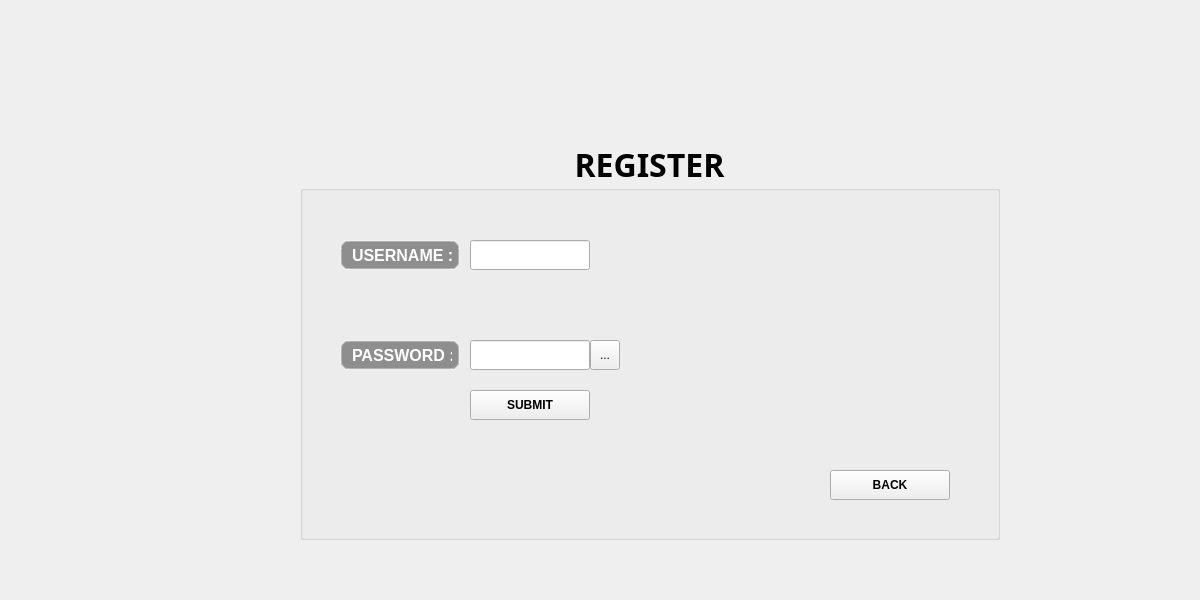
The window that 3_Solution/Client/frontend/registerwindow.ui (albudimitrie/travel-app) describes before a commit, drawn with Qt 5.
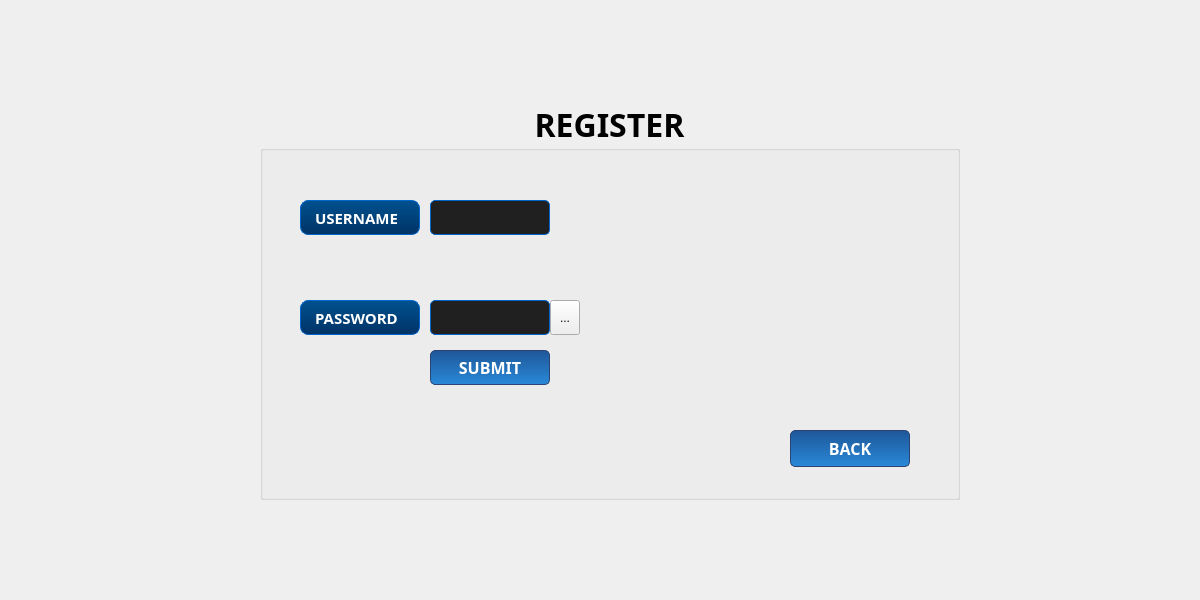
The same window after the commit. Icons and pictures are not drawn.

```diff
--- a/3_Solution/Client/frontend/registerwindow.ui
+++ b/3_Solution/Client/frontend/registerwindow.ui
@@ -31,8 +31,8 @@
    <widget class="QGroupBox" name="groupBox">
     <property name="geometry">
      <rect>
-      <x>300</x>
-      <y>140</y>
+      <x>260</x>
+      <y>100</y>
       <width>700</width>
       <height>400</height>
      </rect>
@@ -59,7 +59,7 @@
        <x>40</x>
        <y>100</y>
        <width>120</width>
-       <height>30</height>
+       <height>35</height>
       </rect>
      </property>
      <property name="palette">
@@ -75,12 +75,23 @@
          </brush>
         </colorrole>
         <colorrole role="Button">
-         <brush brushstyle="SolidPattern">
-          <color alpha="102">
-           <red>0</red>
-           <green>0</green>
-           <blue>0</blue>
-          </color>
+         <brush brushstyle="LinearGradientPattern">
+          <gradient startx="0.000000000000000" starty="0.000000000000000" endx="0.000000000000000" endy="1.000000000000000" type="LinearGradient" spread="PadSpread" coordinatemode="ObjectBoundingMode">
+           <gradientstop position="0.000000000000000">
+            <color alpha="255">
+             <red>0</red>
+             <green>81</green>
+             <blue>143</blue>
+            </color>
+           </gradientstop>
+           <gradientstop position="1.000000000000000">
+            <color alpha="255">
+             <red>0</red>
+             <green>51</green>
+             <blue>102</blue>
+            </color>
+           </gradientstop>
+          </gradient>
          </brush>
         </colorrole>
         <colorrole role="Text">
@@ -102,21 +113,43 @@
          </brush>
         </colorrole>
         <colorrole role="Base">
-         <brush brushstyle="SolidPattern">
-          <color alpha="102">
-           <red>0</red>
-           <green>0</green>
-           <blue>0</blue>
-          </color>
+         <brush brushstyle="LinearGradientPattern">
+          <gradient startx="0.000000000000000" starty="0.000000000000000" endx="0.000000000000000" endy="1.000000000000000" type="LinearGradient" spread="PadSpread" coordinatemode="ObjectBoundingMode">
+           <gradientstop position="0.000000000000000">
+            <color alpha="255">
+             <red>0</red>
+             <green>81</green>
+             <blue>143</blue>
+            </color>
+           </gradientstop>
+           <gradientstop position="1.000000000000000">
+            <color alpha="255">
+             <red>0</red>
+             <green>51</green>
+             <blue>102</blue>
+            </color>
+           </gradientstop>
+          </gradient>
          </brush>
         </colorrole>
         <colorrole role="Window">
-         <brush brushstyle="SolidPattern">
-          <color alpha="102">
-           <red>0</red>
-           <green>0</green>
-           <blue>0</blue>
-          </color>
+         <brush brushstyle="LinearGradientPattern">
+          <gradient startx="0.000000000000000" starty="0.000000000000000" endx="0.000000000000000" endy="1.000000000000000" type="LinearGradient" spread="PadSpread" coordinatemode="ObjectBoundingMode">
+           <gradientstop position="0.000000000000000">
+            <color alpha="255">
+             <red>0</red>
+             <green>81</green>
+             <blue>143</blue>
+            </color>
+           </gradientstop>
+           <gradientstop position="1.000000000000000">
+            <color alpha="255">
+             <red>0</red>
+             <green>51</green>
+             <blue>102</blue>
+            </color>
+           </gradientstop>
+          </gradient>
          </brush>
         </colorrole>
         <colorrole role="PlaceholderText">
@@ -140,12 +173,23 @@
          </brush>
         </colorrole>
         <colorrole role="Button">
-         <brush brushstyle="SolidPattern">
-          <color alpha="102">
-           <red>0</red>
-           <green>0</green>
-           <blue>0</blue>
-          </color>
+         <brush brushstyle="LinearGradientPattern">
+          <gradient startx="0.000000000000000" starty="0.000000000000000" endx="0.000000000000000" endy="1.000000000000000" type="LinearGradient" spread="PadSpread" coordinatemode="ObjectBoundingMode">
+           <gradientstop position="0.000000000000000">
+            <color alpha="255">
+             <red>0</red>
+             <green>81</green>
+             <blue>143</blue>
+            </color>
+           </gradientstop>
+           <gradientstop position="1.000000000000000">
+            <color alpha="255">
+             <red>0</red>
+             <green>51</green>
+             <blue>102</blue>
+            </color>
+           </gradientstop>
+          </gradient>
          </brush>
         </colorrole>
         <colorrole role="Text">
@@ -167,21 +211,43 @@
          </brush>
         </colorrole>
         <colorrole role="Base">
-         <brush brushstyle="SolidPattern">
-          <color alpha="102">
-           <red>0</red>
-           <green>0</green>
-           <blue>0</blue>
-          </color>
+         <brush brushstyle="LinearGradientPattern">
+          <gradient startx="0.000000000000000" starty="0.000000000000000" endx="0.000000000000000" endy="1.000000000000000" type="LinearGradient" spread="PadSpread" coordinatemode="ObjectBoundingMode">
+           <gradientstop position="0.000000000000000">
+            <color alpha="255">
+             <red>0</red>
+             <green>81</green>
+             <blue>143</blue>
+            </color>
+           </gradientstop>
+           <gradientstop position="1.000000000000000">
+            <color alpha="255">
+             <red>0</red>
+             <green>51</green>
+             <blue>102</blue>
+            </color>
+           </gradientstop>
+          </gradient>
          </brush>
         </colorrole>
         <colorrole role="Window">
-         <brush brushstyle="SolidPattern">
-          <color alpha="102">
-           <red>0</red>
-           <green>0</green>
-           <blue>0</blue>
-          </color>
+         <brush brushstyle="LinearGradientPattern">
+          <gradient startx="0.000000000000000" starty="0.000000000000000" endx="0.000000000000000" endy="1.000000000000000" type="LinearGradient" spread="PadSpread" coordinatemode="ObjectBoundingMode">
+           <gradientstop position="0.000000000000000">
+            <color alpha="255">
+             <red>0</red>
+             <green>81</green>
+             <blue>143</blue>
+            </color>
+           </gradientstop>
+           <gradientstop position="1.000000000000000">
+            <color alpha="255">
+             <red>0</red>
+             <green>51</green>
+             <blue>102</blue>
+            </color>
+           </gradientstop>
+          </gradient>
          </brush>
         </colorrole>
         <colorrole role="PlaceholderText">
@@ -205,12 +271,23 @@
          </brush>
         </colorrole>
         <colorrole role="Button">
-         <brush brushstyle="SolidPattern">
-          <color alpha="102">
-           <red>0</red>
-           <green>0</green>
-           <blue>0</blue>
-          </color>
+         <brush brushstyle="LinearGradientPattern">
+          <gradient startx="0.000000000000000" starty="0.000000000000000" endx="0.000000000000000" endy="1.000000000000000" type="LinearGradient" spread="PadSpread" coordinatemode="ObjectBoundingMode">
+           <gradientstop position="0.000000000000000">
+            <color alpha="255">
+             <red>0</red>
+             <green>81</green>
+             <blue>143</blue>
+            </color>
+           </gradientstop>
+           <gradientstop position="1.000000000000000">
+            <color alpha="255">
+             <red>0</red>
+             <green>51</green>
+             <blue>102</blue>
+            </color>
+           </gradientstop>
+          </gradient>
          </brush>
         </colorrole>
         <colorrole role="Text">
@@ -232,21 +309,43 @@
          </brush>
         </colorrole>
         <colorrole role="Base">
-         <brush brushstyle="SolidPattern">
-          <color alpha="102">
-           <red>0</red>
-           <green>0</green>
-           <blue>0</blue>
-          </color>
+         <brush brushstyle="LinearGradientPattern">
+          <gradient startx="0.000000000000000" starty="0.000000000000000" endx="0.000000000000000" endy="1.000000000000000" type="LinearGradient" spread="PadSpread" coordinatemode="ObjectBoundingMode">
+           <gradientstop position="0.000000000000000">
+            <color alpha="255">
+             <red>0</red>
+             <green>81</green>
+             <blue>143</blue>
+            </color>
+           </gradientstop>
+           <gradientstop position="1.000000000000000">
+            <color alpha="255">
+             <red>0</red>
+             <green>51</green>
+             <blue>102</blue>
+            </color>
+           </gradientstop>
+          </gradient>
          </brush>
         </colorrole>
         <colorrole role="Window">
-         <brush brushstyle="SolidPattern">
-          <color alpha="102">
-           <red>0</red>
-           <green>0</green>
-           <blue>0</blue>
-          </color>
+         <brush brushstyle="LinearGradientPattern">
+          <gradient startx="0.000000000000000" starty="0.000000000000000" endx="0.000000000000000" endy="1.000000000000000" type="LinearGradient" spread="PadSpread" coordinatemode="ObjectBoundingMode">
+           <gradientstop position="0.000000000000000">
+            <color alpha="255">
+             <red>0</red>
+             <green>81</green>
+             <blue>143</blue>
+            </color>
+           </gradientstop>
+           <gradientstop position="1.000000000000000">
+            <color alpha="255">
+             <red>0</red>
+             <green>51</green>
+             <blue>102</blue>
+            </color>
+           </gradientstop>
+          </gradient>
          </brush>
         </colorrole>
         <colorrole role="PlaceholderText">
@@ -263,33 +362,25 @@
      </property>
      <property name="font">
       <font>
-       <family>Segoe UI</family>
-       <pointsize>-1</pointsize>
+       <family>8514oem</family>
+       <pointsize>11</pointsize>
        <bold>true</bold>
       </font>
      </property>
      <property name="styleSheet">
-      <string notr="true">QLabel {
-    border: 2px solid rgba(255, 255, 255, 0.3); /* Linie albă semi-transparentă */
-    border-radius: 8px; /* Colțuri ușor rotunjite */
-    background-color: rgba(0, 0, 0, 0.4); /* Fundal negru semi-transparent */
-    padding: 6px;
-    color: white; /* Text alb pentru contrast */
-    font-size: 16px;
+      <string notr="true">QLabel#label {
+    background-color: qlineargradient(x1:0, y1:0, x2:0, y2:1, stop:0 #00518F, stop:1 #003366);
+    border: 1px solid #0066cc;
+    border-radius: 8px;
+    padding: 5px 10px;
+    color: white;
     font-weight: bold;
-    font-family: &quot;Segoe UI&quot;, Arial, sans-serif;
-}
-
-/* Stil pentru etichetele importante, ex: PASSWORD */
-QLabel[highlight=&quot;true&quot;] {
-    color: #ff4444; /* Roșu subtil */
-    font-size: 14px;
-    font-weight: bold;
-}
-</string>
+    font-size: 11pt;
+    text-align: center;
+}</string>
      </property>
      <property name="text">
-      <string>USERNAME :</string>
+      <string>USERNAME</string>
      </property>
     </widget>
     <widget class="QLabel" name="label_2">
@@ -298,7 +389,7 @@
        <x>40</x>
        <y>200</y>
        <width>120</width>
-       <height>30</height>
+       <height>35</height>
       </rect>
      </property>
      <property name="palette">
@@ -314,12 +405,23 @@
          </brush>
         </colorrole>
         <colorrole role="Button">
-         <brush brushstyle="SolidPattern">
-          <color alpha="102">
-           <red>0</red>
-           <green>0</green>
-           <blue>0</blue>
-          </color>
+         <brush brushstyle="LinearGradientPattern">
+          <gradient startx="0.000000000000000" starty="0.000000000000000" endx="0.000000000000000" endy="1.000000000000000" type="LinearGradient" spread="PadSpread" coordinatemode="ObjectBoundingMode">
+           <gradientstop position="0.000000000000000">
+            <color alpha="255">
+             <red>0</red>
+             <green>81</green>
+             <blue>143</blue>
+            </color>
+           </gradientstop>
+           <gradientstop position="1.000000000000000">
+            <color alpha="255">
+             <red>0</red>
+             <green>51</green>
+             <blue>102</blue>
+            </color>
+           </gradientstop>
+          </gradient>
          </brush>
         </colorrole>
         <colorrole role="Text">
@@ -341,21 +443,43 @@
          </brush>
         </colorrole>
         <colorrole role="Base">
-         <brush brushstyle="SolidPattern">
-          <color alpha="102">
-           <red>0</red>
-           <green>0</green>
-           <blue>0</blue>
-          </color>
+         <brush brushstyle="LinearGradientPattern">
+          <gradient startx="0.000000000000000" starty="0.000000000000000" endx="0.000000000000000" endy="1.000000000000000" type="LinearGradient" spread="PadSpread" coordinatemode="ObjectBoundingMode">
+           <gradientstop position="0.000000000000000">
+            <color alpha="255">
+             <red>0</red>
+             <green>81</green>
+             <blue>143</blue>
+            </color>
+           </gradientstop>
+           <gradientstop position="1.000000000000000">
+            <color alpha="255">
+             <red>0</red>
+             <green>51</green>
+             <blue>102</blue>
+            </color>
+           </gradientstop>
+          </gradient>
          </brush>
         </colorrole>
         <colorrole role="Window">
-         <brush brushstyle="SolidPattern">
-          <color alpha="102">
-           <red>0</red>
-           <green>0</green>
-           <blue>0</blue>
-          </color>
+         <brush brushstyle="LinearGradientPattern">
+          <gradient startx="0.000000000000000" starty="0.000000000000000" endx="0.000000000000000" endy="1.000000000000000" type="LinearGradient" spread="PadSpread" coordinatemode="ObjectBoundingMode">
+           <gradientstop position="0.000000000000000">
+            <color alpha="255">
+             <red>0</red>
+             <green>81</green>
+             <blue>143</blue>
+            </color>
+           </gradientstop>
+           <gradientstop position="1.000000000000000">
+            <color alpha="255">
+             <red>0</red>
+             <green>51</green>
+             <blue>102</blue>
+            </color>
+           </gradientstop>
+          </gradient>
          </brush>
         </colorrole>
         <colorrole role="PlaceholderText">
@@ -379,12 +503,23 @@
          </brush>
         </colorrole>
         <colorrole role="Button">
-         <brush brushstyle="SolidPattern">
-          <color alpha="102">
-           <red>0</red>
-           <green>0</green>
-           <blue>0</blue>
-          </color>
+         <brush brushstyle="LinearGradientPattern">
+          <gradient startx="0.000000000000000" starty="0.000000000000000" endx="0.000000000000000" endy="1.000000000000000" type="LinearGradient" spread="PadSpread" coordinatemode="ObjectBoundingMode">
+           <gradientstop position="0.000000000000000">
+            <color alpha="255">
+             <red>0</red>
+             <green>81</green>
+             <blue>143</blue>
+            </color>
+           </gradientstop>
+           <gradientstop position="1.000000000000000">
+            <color alpha="255">
+             <red>0</red>
+             <green>51</green>
+             <blue>102</blue>
+            </color>
+           </gradientstop>
+          </gradient>
          </brush>
         </colorrole>
         <colorrole role="Text">
@@ -406,21 +541,43 @@
          </brush>
         </colorrole>
         <colorrole role="Base">
-         <brush brushstyle="SolidPattern">
-          <color alpha="102">
-           <red>0</red>
-           <green>0</green>
-           <blue>0</blue>
-          </color>
+         <brush brushstyle="LinearGradientPattern">
+          <gradient startx="0.000000000000000" starty="0.000000000000000" endx="0.000000000000000" endy="1.000000000000000" type="LinearGradient" spread="PadSpread" coordinatemode="ObjectBoundingMode">
+           <gradientstop position="0.000000000000000">
+            <color alpha="255">
+             <red>0</red>
+             <green>81</green>
+             <blue>143</blue>
+            </color>
+           </gradientstop>
+           <gradientstop position="1.000000000000000">
+            <color alpha="255">
+             <red>0</red>
+             <green>51</green>
+             <blue>102</blue>
+            </color>
+           </gradientstop>
+          </gradient>
          </brush>
         </colorrole>
         <colorrole role="Window">
-         <brush brushstyle="SolidPattern">
-          <color alpha="102">
-           <red>0</red>
-           <green>0</green>
-           <blue>0</blue>
-          </color>
+         <brush brushstyle="LinearGradientPattern">
+          <gradient startx="0.000000000000000" starty="0.000000000000000" endx="0.000000000000000" endy="1.000000000000000" type="LinearGradient" spread="PadSpread" coordinatemode="ObjectBoundingMode">
+           <gradientstop position="0.000000000000000">
+            <color alpha="255">
+             <red>0</red>
+             <green>81</green>
+             <blue>143</blue>
+            </color>
+           </gradientstop>
+           <gradientstop position="1.000000000000000">
+            <color alpha="255">
+             <red>0</red>
+             <green>51</green>
+             <blue>102</blue>
+            </color>
+           </gradientstop>
+          </gradient>
          </brush>
         </colorrole>
         <colorrole role="PlaceholderText">
@@ -444,12 +601,23 @@
          </brush>
         </colorrole>
         <colorrole role="Button">
-         <brush brushstyle="SolidPattern">
-          <color alpha="102">
-           <red>0</red>
-           <green>0</green>
-           <blue>0</blue>
-          </color>
+         <brush brushstyle="LinearGradientPattern">
+          <gradient startx="0.000000000000000" starty="0.000000000000000" endx="0.000000000000000" endy="1.000000000000000" type="LinearGradient" spread="PadSpread" coordinatemode="ObjectBoundingMode">
+           <gradientstop position="0.000000000000000">
+            <color alpha="255">
+             <red>0</red>
+             <green>81</green>
+             <blue>143</blue>
+            </color>
+           </gradientstop>
+           <gradientstop position="1.000000000000000">
+            <color alpha="255">
+             <red>0</red>
+             <green>51</green>
+             <blue>102</blue>
+            </color>
+           </gradientstop>
+          </gradient>
          </brush>
         </colorrole>
         <colorrole role="Text">
@@ -471,21 +639,43 @@
          </brush>
         </colorrole>
         <colorrole role="Base">
-         <brush brushstyle="SolidPattern">
-          <color alpha="102">
-           <red>0</red>
-           <green>0</green>
-           <blue>0</blue>
-          </color>
+         <brush brushstyle="LinearGradientPattern">
+          <gradient startx="0.000000000000000" starty="0.000000000000000" endx="0.000000000000000" endy="1.000000000000000" type="LinearGradient" spread="PadSpread" coordinatemode="ObjectBoundingMode">
+           <gradientstop position="0.000000000000000">
+            <color alpha="255">
+             <red>0</red>
+             <green>81</green>
+             <blue>143</blue>
+            </color>
+           </gradientstop>
+           <gradientstop position="1.000000000000000">
+            <color alpha="255">
+             <red>0</red>
+             <green>51</green>
+             <blue>102</blue>
+            </color>
+           </gradientstop>
+          </gradient>
          </brush>
         </colorrole>
         <colorrole role="Window">
-         <brush brushstyle="SolidPattern">
-          <color alpha="102">
-           <red>0</red>
-           <green>0</green>
-           <blue>0</blue>
-          </color>
+         <brush brushstyle="LinearGradientPattern">
+          <gradient startx="0.000000000000000" starty="0.000000000000000" endx="0.000000000000000" endy="1.000000000000000" type="LinearGradient" spread="PadSpread" coordinatemode="ObjectBoundingMode">
+           <gradientstop position="0.000000000000000">
+            <color alpha="255">
+             <red>0</red>
+             <green>81</green>
+             <blue>143</blue>
+            </color>
+           </gradientstop>
+           <gradientstop position="1.000000000000000">
+            <color alpha="255">
+             <red>0</red>
+             <green>51</green>
+             <blue>102</blue>
+            </color>
+           </gradientstop>
+          </gradient>
          </brush>
         </colorrole>
         <colorrole role="PlaceholderText">
@@ -502,33 +692,25 @@
      </property>
      <property name="font">
       <font>
-       <family>Segoe UI</family>
-       <pointsize>-1</pointsize>
+       <family>8514oem</family>
+       <pointsize>11</pointsize>
        <bold>true</bold>
       </font>
      </property>
      <property name="styleSheet">
-      <string notr="true">QLabel {
-    border: 2px solid rgba(255, 255, 255, 0.3); /* Linie albă semi-transparentă */
-    border-radius: 8px; /* Colțuri ușor rotunjite */
-    background-color: rgba(0, 0, 0, 0.4); /* Fundal negru semi-transparent */
-    padding: 6px;
-    color: white; /* Text alb pentru contrast */
-    font-size: 16px;
+      <string notr="true">QLabel#label_2 {
+    background-color: qlineargradient(x1:0, y1:0, x2:0, y2:1, stop:0 #00518F, stop:1 #003366);
+    border: 1px solid #0066cc;
+    border-radius: 8px;
+    padding: 5px 10px;
+    color: white;
     font-weight: bold;
-    font-family: &quot;Segoe UI&quot;, Arial, sans-serif;
-}
-
-/* Stil pentru etichetele importante, ex: PASSWORD */
-QLabel[highlight=&quot;true&quot;] {
-    color: #ff4444; /* Roșu subtil */
-    font-size: 14px;
-    font-weight: bold;
-}
-</string>
+    font-size: 11pt;
+    text-align: center;
+}</string>
      </property>
      <property name="text">
-      <string>PASSWORD :</string>
+      <string>PASSWORD</string>
      </property>
     </widget>
     <widget class="QLineEdit" name="lineEdit">
@@ -537,9 +719,36 @@
        <x>170</x>
        <y>100</y>
        <width>120</width>
-       <height>30</height>
+       <height>35</height>
       </rect>
      </property>
+     <property name="styleSheet">
+      <string notr="true">QLineEdit {
+    background-color: #202020;
+    color: white;
+    border: 1px solid #0066cc;
+    border-radius: 5px;
+    padding: 8px;
+    selection-background-color: #3b5998;
+    font-family: &quot;Arial&quot;, &quot;Segoe UI&quot;, sans-serif;
+    font-size: 11pt;
+}
+
+QLineEdit:focus {
+    border: 2px solid #4b6cb7;
+    background-color: #303030;
+}
+
+QLineEdit:hover {
+    border: 1px solid #5d7ec9;
+}
+
+QLineEdit:disabled {
+    background-color: #383838;
+    color: #808080;
+    border: 1px solid #505050;
+}</string>
+     </property>
     </widget>
     <widget class="QLineEdit" name="lineEdit_2">
      <property name="geometry">
@@ -547,9 +756,36 @@
        <x>170</x>
        <y>200</y>
        <width>120</width>
-       <height>30</height>
+       <height>35</height>
       </rect>
      </property>
+     <property name="styleSheet">
+      <string notr="true">QLineEdit {
+    background-color: #202020;
+    color: white;
+    border: 1px solid #0066cc;
+    border-radius: 5px;
+    padding: 8px;
+    selection-background-color: #3b5998;
+    font-family: &quot;Arial&quot;, &quot;Segoe UI&quot;, sans-serif;
+    font-size: 11pt;
+}
+
+QLineEdit:focus {
+    border: 2px solid #4b6cb7;
+    background-color: #303030;
+}
+
+QLineEdit:hover {
+    border: 1px solid #5d7ec9;
+}
+
+QLineEdit:disabled {
+    background-color: #383838;
+    color: #808080;
+    border: 1px solid #505050;
+}</string>
+     </property>
     </widget>
     <widget class="QPushButton" name="pushButton">
      <property name="geometry">
@@ -557,15 +793,38 @@
        <x>170</x>
        <y>250</y>
        <width>120</width>
-       <height>30</height>
+       <height>35</height>
       </rect>
      </property>
      <property name="font">
       <font>
-       <family>Arial</family>
+       <family>8514oem</family>
+       <pointsize>12</pointsize>
        <bold>true</bold>
       </font>
      </property>
+     <property name="styleSheet">
+      <string notr="true">QPushButton {
+    background-color: qlineargradient(x1:0, y1:0, x2:0, y2:1, stop:0 #1e5799, stop:1 #2989d8);
+    color: white;
+    border-radius: 5px;
+    padding: 8px 16px;
+    font-weight: bold;
+    border: 1px solid #2d4373;
+    font-size: 12pt;
+}
+
+QPushButton:hover {
+    background-color: qlineargradient(x1:0, y1:0, x2:0, y2:1, stop:0 #2989d8, stop:1 #207cca);
+    border: 1px solid #3b5998;
+}
+
+QPushButton:pressed {
+    background-color: qlineargradient(x1:0, y1:0, x2:0, y2:1, stop:0 #182848, stop:1 #4b6cb7);
+    padding-top: 9px;
+    padding-bottom: 7px;
+}</string>
+     </property>
      <property name="text">
       <string>SUBMIT</string>
      </property>
@@ -576,15 +835,38 @@
        <x>530</x>
        <y>330</y>
        <width>120</width>
-       <height>30</height>
+       <height>37</height>
       </rect>
      </property>
      <property name="font">
       <font>
-       <family>Arial</family>
+       <family>8514oem</family>
+       <pointsize>12</pointsize>
        <bold>true</bold>
       </font>
      </property>
+     <property name="styleSheet">
+      <string notr="true">QPushButton {
+    background-color: qlineargradient(x1:0, y1:0, x2:0, y2:1, stop:0 #1e5799, stop:1 #2989d8);
+    color: white;
+    border-radius: 5px;
+    padding: 8px 16px;
+    font-weight: bold;
+    border: 1px solid #2d4373;
+    font-size: 12pt;
+}
+
+QPushButton:hover {
+    background-color: qlineargradient(x1:0, y1:0, x2:0, y2:1, stop:0 #2989d8, stop:1 #207cca);
+    border: 1px solid #3b5998;
+}
+
+QPushButton:pressed {
+    background-color: qlineargradient(x1:0, y1:0, x2:0, y2:1, stop:0 #182848, stop:1 #4b6cb7);
+    padding-top: 9px;
+    padding-bottom: 7px;
+}</string>
+     </property>
      <property name="text">
       <string>BACK</string>
      </property>
@@ -595,7 +877,7 @@
        <x>290</x>
        <y>200</y>
        <width>30</width>
-       <height>30</height>
+       <height>35</height>
       </rect>
      </property>
      <property name="text">
@@ -607,7 +889,7 @@
       <rect>
        <x>360</x>
        <y>100</y>
-       <width>200</width>
+       <width>300</width>
        <height>200</height>
       </rect>
      </property>
@@ -626,6 +908,26 @@
       <enum>QFrame::Shadow::Raised</enum>
      </property>
     </widget>
+    <widget class="QLabel" name="label_3">
+     <property name="geometry">
+      <rect>
+       <x>40</x>
+       <y>320</y>
+       <width>480</width>
+       <height>60</height>
+      </rect>
+     </property>
+     <property name="font">
+      <font>
+       <family>8514oem</family>
+       <pointsize>12</pointsize>
+       <bold>true</bold>
+      </font>
+     </property>
+     <property name="text">
+      <string/>
+     </property>
+    </widget>
    </widget>
   </widget>
   <widget class="QMenuBar" name="menubar">
```
Left out of the diff: 2 changed lines with no effect on the pictures.
